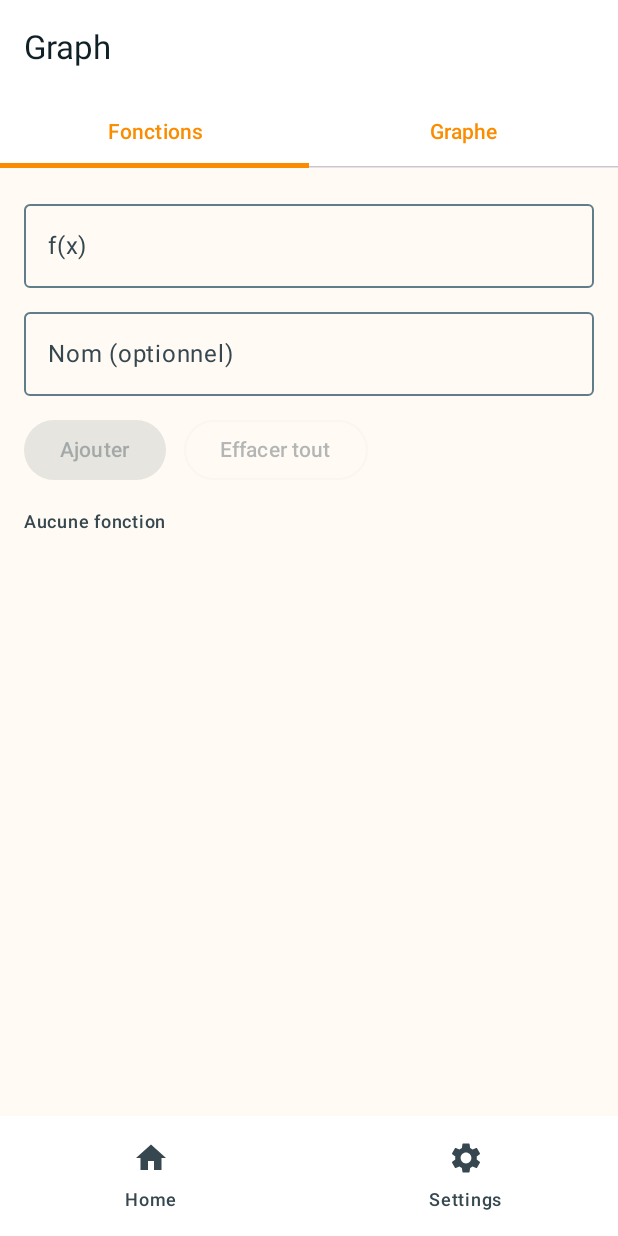
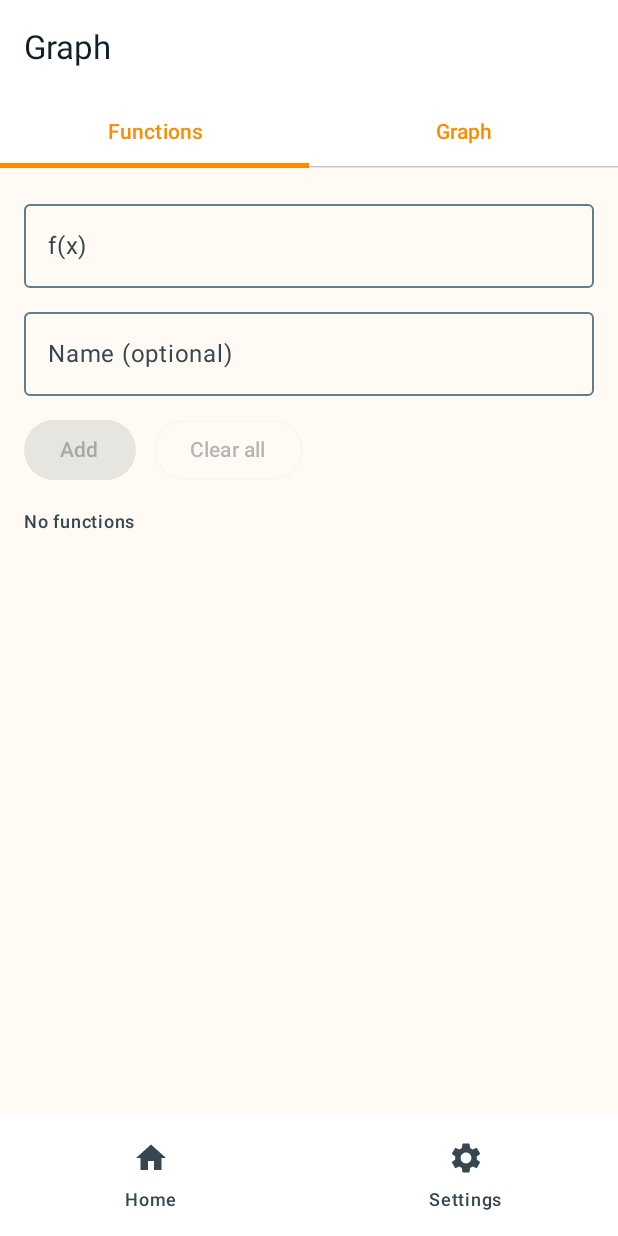
Before and after one commit to Greg50100/Ganymede, an Android app built with Jetpack Compose: the screen it shows after launch (MainActivity), after a tap on "Create simple line graphs from points", on a phone screen of 412 x 824 dp. Run offline under Robolectric (Android 15) with nearby library versions, the phone set to English and light mode, and no system bars; pictures from the network do not load; Roboto replaces fonts that are not available here.

Commit message:
feat: Enhance UI with "Buy Me a Coffee" and localization updates
This commit introduces a "Buy Me a Coffee" button on the HomeScreen, enhances UI elements in Settings and Graph screens, and updates string resources for improved localization.

Key changes:
- **HomeScreen:**
    - Added a "Buy Me a Coffee" button using a local drawable image (`yellow_img.webp`), which opens a URL.
    - Added an `OutlinedLabelButton` for "More features coming soon".
    - Updated layout to use `Box` for better alignment of top content and the bottom-aligned "Buy Me a Coffee" button.
- **SettingsScreen:**
    - Replaced emoji characters in `ThemeSelectionButtons` with `Icon` composables using new drawable resources (`light_mode.xml`, `dark_mode.xml`, `autorenew.xml`).
    - Adjusted spacing in `ThemeSelectionButtons`.
- **GraphScreen:**
    - Localized tab titles ("Functions", "Graph") and various UI labels ("f(x)", "Name (optional)", "Add", "Clear all", "Functions: %1$d", "No functions", "Delete", "Zoom in", "Zoom out", "Reset").
- **String Resources (`strings.xml` and localized versions):**
    - Added new strings for the "Buy Me a Coffee" button, loading state, "More features coming soon", and graph screen UI elements.
    - Updated French (`values-fr-rFR`) translations for new graph strings and "More features coming soon".
    - Significantly expanded Spanish (`values-es-rES`) and German (`values-de-rDE`) translations to include missing unit category labels and full unit names for the converter, in addition to new graph strings.
- **Permissions:**
    - Added `android.permission.INTERNET` to `AndroidManifest.xml`, likely for the "Buy Me a Coffee" link and future network features.
- **Dependencies:**
    - Added Coil library (`io.coil-kt:coil-compose`) for image loading in `app/build.gradle.kts`.
- **Assets:**
    - Added new drawable resources: `dark_mode.xml`, `autorenew.xml`, `light_mode.xml`, `cofee_logo.png` (unused), and `yellow_img.webp`.
    - Added font resources: `cookie.xml` (downloadable font definition for "Cookie") and `cookie_regular.ttf`.
    - Added `com_google_android_gms_fonts_certs.xml` for downloadable font certificate.

```diff
--- a/app/build.gradle.kts
+++ b/app/build.gradle.kts
@@ -63,6 +63,9 @@ dependencies {
     // Firebase Crashlytics (use version catalog alias)
     implementation(libs.firebase.crashlytics)
 
+    // Coil for image loading (Compose)
+    implementation("io.coil-kt:coil-compose:2.4.0")
+
     debugImplementation(libs.compose.ui.tooling)
 
     testImplementation(libs.junit)
--- a/app/src/main/AndroidManifest.xml
+++ b/app/src/main/AndroidManifest.xml
@@ -1,5 +1,7 @@
 <?xml version="1.0" encoding="utf-8"?>
 <manifest xmlns:android="http://schemas.android.com/apk/res/android">
+
+    <uses-permission android:name="android.permission.INTERNET" />
 
     <application
         android:allowBackup="true"
--- a/app/src/main/kotlin/com/joviansapps/ganymede/ui/screens/graph/GraphScreen.kt
+++ b/app/src/main/kotlin/com/joviansapps/ganymede/ui/screens/graph/GraphScreen.kt
@@ -32,6 +32,9 @@ import androidx.compose.foundation.layout.Arrangement
 import androidx.compose.foundation.gestures.rememberTransformableState
 import androidx.compose.ui.layout.onSizeChanged
 import androidx.compose.ui.platform.LocalDensity
+import androidx.compose.ui.res.stringResource
+import com.joviansapps.ganymede.R
+
 @OptIn(ExperimentalMaterial3Api::class, ExperimentalFoundationApi::class)
 @Composable
 fun GraphScreen(
@@ -57,7 +60,7 @@ fun GraphScreen(
 
     val pagerState = rememberPagerState(pageCount = { 2 })
     val scope = rememberCoroutineScope()
-    val tabTitles = listOf("Fonctions", "Graphe")
+    val tabTitles = listOf(stringResource(R.string.tab_functions), stringResource(R.string.tab_graph))
 
     Column(modifier.fillMaxSize()) {
         // Tab navigation sans TopAppBar
@@ -111,24 +114,24 @@ private fun FunctionInputPage(
         OutlinedTextField(
             value = expr,
             onValueChange = onExprChange,
-            label = { Text("f(x)") },
+            label = { Text(stringResource(R.string.f_x)) },
             modifier = Modifier.fillMaxWidth()
         )
         Spacer(Modifier.height(8.dp))
         OutlinedTextField(
             value = name,
             onValueChange = onNameChange,
-            label = { Text("Nom (optionnel)") },
+            label = { Text(stringResource(R.string.name_optionnal)) },
             modifier = Modifier.fillMaxWidth()
         )
         Spacer(Modifier.height(12.dp))
         Row(horizontalArrangement = Arrangement.spacedBy(12.dp)) {
-            Button(onClick = onAdd, enabled = expr.isNotBlank()) { Text("Ajouter") }
-            OutlinedButton(onClick = onClearAll, enabled = functions.isNotEmpty()) { Text("Effacer tout") }
+            Button(onClick = onAdd, enabled = expr.isNotBlank()) { Text(stringResource(R.string.add)) }
+            OutlinedButton(onClick = onClearAll, enabled = functions.isNotEmpty()) { Text(stringResource(R.string.clear_all)) }
         }
         if (functions.isNotEmpty()) {
             Spacer(Modifier.height(12.dp))
-            Text("Fonctions: ${functions.size}", style = MaterialTheme.typography.labelMedium)
+            Text(stringResource(R.string.functions_count, functions.size), style = MaterialTheme.typography.labelMedium)
             Spacer(Modifier.height(8.dp))
             LazyColumn(Modifier.weight(1f)) {
                 itemsIndexed(functions, key = { index, f -> f.name + index }) { index, f ->
@@ -137,7 +140,7 @@ private fun FunctionInputPage(
             }
         } else {
             Spacer(Modifier.height(16.dp))
-            Text("Aucune fonction", style = MaterialTheme.typography.labelMedium, color = MaterialTheme.colorScheme.onSurfaceVariant)
+            Text(stringResource(R.string.no_functions), style = MaterialTheme.typography.labelMedium, color = MaterialTheme.colorScheme.onSurfaceVariant)
         }
     }
 }
@@ -159,10 +162,10 @@ private fun FunctionRow(index: Int, f: com.joviansapps.ganymede.graphing.GraphFu
         Spacer(Modifier.width(12.dp))
         Column(Modifier.weight(1f)) {
             Text(f.name, style = MaterialTheme.typography.bodyMedium, color = f.color)
-            Text("= ${f.expression}", style = MaterialTheme.typography.bodySmall)
+            Text("= ${'$'}{f.expression}", style = MaterialTheme.typography.bodySmall)
         }
         IconButton(onClick = { onDelete(index) }) {
-            Icon(Icons.Filled.Delete, contentDescription = "Supprimer")
+            Icon(Icons.Filled.Delete, contentDescription = stringResource(R.string.delete))
         }
     }
     // remplace Divider déprécié
@@ -194,7 +197,7 @@ private fun GraphPage(vm: com.joviansapps.ganymede.graphing.GraphViewModel) {
                     w.yMin = cy + (w.yMin - cy) / zoom
                     w.yMax = cy + (w.yMax - cy) / zoom
                     vm.window.value = vm.window.value
-                }) { Icon(Icons.Filled.ZoomIn, contentDescription = "Zoom in") }
+                }) { Icon(Icons.Filled.ZoomIn, contentDescription = stringResource(R.string.zoom_in)) }
 
                 SmallFloatingActionButton(onClick = {
                     val w = vm.window.value
@@ -206,11 +209,11 @@ private fun GraphPage(vm: com.joviansapps.ganymede.graphing.GraphViewModel) {
                     w.yMin = cy + (w.yMin - cy) * zoom
                     w.yMax = cy + (w.yMax - cy) * zoom
                     vm.window.value = vm.window.value
-                }) { Icon(Icons.Filled.ZoomOut, contentDescription = "Zoom out") }
+                }) { Icon(Icons.Filled.ZoomOut, contentDescription = stringResource(R.string.zoom_out)) }
 
                 SmallFloatingActionButton(onClick = {
                     vm.window.value = com.joviansapps.ganymede.graphing.Window()
-                }) { Icon(Icons.Filled.Refresh, contentDescription = "Reset") }
+                }) { Icon(Icons.Filled.Refresh, contentDescription = stringResource(R.string.reset)) }
             }
         }
     }
--- a/app/src/main/kotlin/com/joviansapps/ganymede/ui/screens/home/HomeScreen.kt
+++ b/app/src/main/kotlin/com/joviansapps/ganymede/ui/screens/home/HomeScreen.kt
@@ -1,44 +1,69 @@
 package com.joviansapps.ganymede.ui.screens.home
 
+import android.annotation.SuppressLint
+import android.content.Intent
+import android.net.Uri
+import androidx.compose.foundation.BorderStroke
 import androidx.compose.foundation.layout.Arrangement
 import androidx.compose.foundation.layout.Box
+import androidx.compose.foundation.layout.Row
 import androidx.compose.foundation.layout.Column
 import androidx.compose.foundation.layout.PaddingValues
 import androidx.compose.foundation.layout.Spacer
+import androidx.compose.foundation.layout.fillMaxHeight
 import androidx.compose.foundation.layout.fillMaxSize
 import androidx.compose.foundation.layout.fillMaxWidth
 import androidx.compose.foundation.layout.height
 import androidx.compose.foundation.layout.offset
 import androidx.compose.foundation.layout.padding
+import androidx.compose.foundation.layout.width
+import androidx.compose.foundation.layout.size
 import androidx.compose.foundation.shape.RoundedCornerShape
+import androidx.compose.material3.Button
+import androidx.compose.material3.ButtonDefaults
 import androidx.compose.material3.MaterialTheme
 import androidx.compose.material3.OutlinedButton
 import androidx.compose.material3.Surface
 import androidx.compose.material3.Text
 import androidx.compose.runtime.Composable
-import androidx.compose.ui.Alignment
+import androidx.compose.runtime.remember
 import androidx.compose.ui.Modifier
+import androidx.compose.ui.graphics.Color
 import androidx.compose.ui.res.stringResource
 import androidx.compose.ui.text.TextStyle
 import androidx.compose.ui.tooling.preview.Preview
 import androidx.compose.ui.unit.dp
-import androidx.navigation.NavGraph
+import androidx.compose.ui.unit.sp
 import com.joviansapps.ganymede.R
+import androidx.compose.ui.platform.LocalContext
+import coil.compose.AsyncImage
+import androidx.compose.material3.IconButton
+import androidx.compose.ui.Alignment
+import androidx.compose.ui.res.painterResource
+import androidx.compose.ui.text.font.Font
+import androidx.compose.ui.text.font.FontFamily
+import androidx.compose.ui.text.font.FontWeight
+import androidx.compose.ui.text.style.TextAlign
+
 
 @Composable
 @Preview
+@SuppressLint("SetJavaScriptEnabled")
 fun HomeScreen(
     onOpenCalculator: () -> Unit = {},
     onOpenConverter: () -> Unit = {},
     onOpenGraph: () -> Unit = {},
 ) {
-    Column(
-        modifier = Modifier
-            .fillMaxSize()
-            .padding(PaddingValues(24.dp)),
-        verticalArrangement = Arrangement.Top,
-        horizontalAlignment = Alignment.CenterHorizontally
+    val context = LocalContext.current
+
+    // Use a Box to position top content and a bottom-aligned button without Modifier.weight
+    Box(
+        modifier = Modifier.fillMaxSize()
     ) {
+        // Contenu principal aligné en haut avec padding (padding appliqué seulement au contenu)
+        Column(modifier = Modifier
+            .align(Alignment.TopCenter)
+            .padding(PaddingValues(24.dp))) {
             Text(stringResource(R.string.welcome_home), style = MaterialTheme.typography.headlineSmall)
             Spacer(Modifier.height(24.dp))
 
@@ -65,7 +90,27 @@ fun HomeScreen(
                 onClick = onOpenConverter
             )
 
-        // Idées futures: ajoute d’autres boutons ici (QR, Chronomètre, Notes, etc.)
+            Spacer(Modifier.height(16.dp))
+
+            // fonctionalités à venir
+            OutlinedLabelButton(
+                title = stringResource(R.string.more_coming_soon),
+                description = stringResource(R.string.more_coming_soon_description),
+                onClick = { /* Rien pour l'instant */ },
+            )
+        }
+
+        // Bouton centré en bas (en dehors du padding appliqué au contenu)
+        Box(modifier = Modifier.align(Alignment.BottomCenter)) {
+            BuyMeACoffeeButton(modifier = Modifier
+                .fillMaxWidth()
+            ) {
+                val intent = Intent(Intent.ACTION_VIEW, Uri.parse("https://buymeacoffee.com/gregorychau")).apply {
+                    addFlags(Intent.FLAG_ACTIVITY_NEW_TASK)
+                }
+                context.startActivity(intent)
+            }
+        }
     }
 }
 
@@ -106,3 +151,25 @@ private fun OutlinedLabelButton(
         }
     }
 }
+
+@Composable
+private fun BuyMeACoffeeButton(
+    modifier: Modifier = Modifier,
+    onClick: () -> Unit)
+{
+    // L'image drawable/yellow_img.webp devient le bouton. Utilise IconButton pour ripple et accessibilité.
+    IconButton(
+        onClick = onClick,
+        modifier = modifier
+    ) {
+        // Utiliser la ressource locale (res/drawable/yellow_img.webp)
+        androidx.compose.foundation.Image(
+            painter = painterResource(id = R.drawable.yellow_img),
+            contentDescription = stringResource(R.string.buy_me_a_coffee),
+            // taille fixe pour conserver les proportions et rester alignée en bas
+            modifier = Modifier.size(200.dp)
+
+
+        )
+    }
+}
--- a/app/src/main/res/values/strings.xml
+++ b/app/src/main/res/values/strings.xml
@@ -170,4 +170,24 @@
 
     <string name="graph_title">Graph tool</string>
     <string name="graph_description">Create simple line graphs from points</string>
+    <string name="name_optionnal">Name (optional)</string>
+    <string name="f_x" translatable="false">f(x)</string>
+
+    <!-- GraphScreen strings translated to French -->
+    <string name="tab_functions">Functions</string>
+    <string name="tab_graph">Graph</string>
+    <string name="add">Add</string>
+    <string name="clear_all">Clear all</string>
+    <string name="functions_count">Functions: %1$d</string>
+    <string name="no_functions">No functions</string>
+    <string name="delete">Delete</string>
+    <string name="zoom_in">Zoom in</string>
+    <string name="zoom_out">Zoom out</string>
+    <string name="reset">Reset</string>
+
+    <string name="buy_me_a_coffee" translatable="false">Buy me a coffee</string>
+    <string name="loading">Loading…</string>
+
+    <string name="more_coming_soon">More features coming soon!</string>
+    <string name="more_coming_soon_description">Stay tuned for updates.</string>
 </resources>
```
Also changed, not shown: app/src/main/kotlin/com/joviansapps/ganymede/ui/screens/settings/SettingsScreen.kt (+19 -8 lines), app/src/main/res/drawable/autorenew.xml (added, +10 -0 lines), app/src/main/res/drawable/dark_mode.xml (added, +10 -0 lines), app/src/main/res/drawable/light_mode.xml (added, +10 -0 lines), app/src/main/res/font/cookie.xml (added, +7 -0 lines), app/src/main/res/values/com_google_android_gms_fonts_certs.xml (added, +7 -0 lines), app/src/main/res/drawable/cofee_logo.png (added), app/src/main/res/drawable/yellow_img.webp (added), app/src/main/res/font/cookie_regular.ttf (added), 3 other files. Lines whose indentation alone changed are shown as unchanged.
